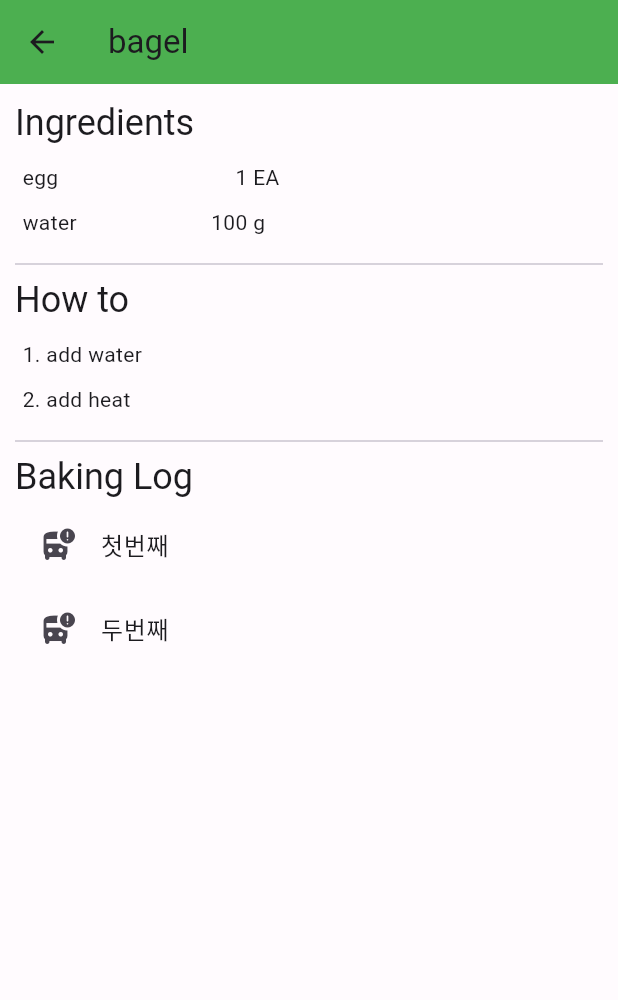
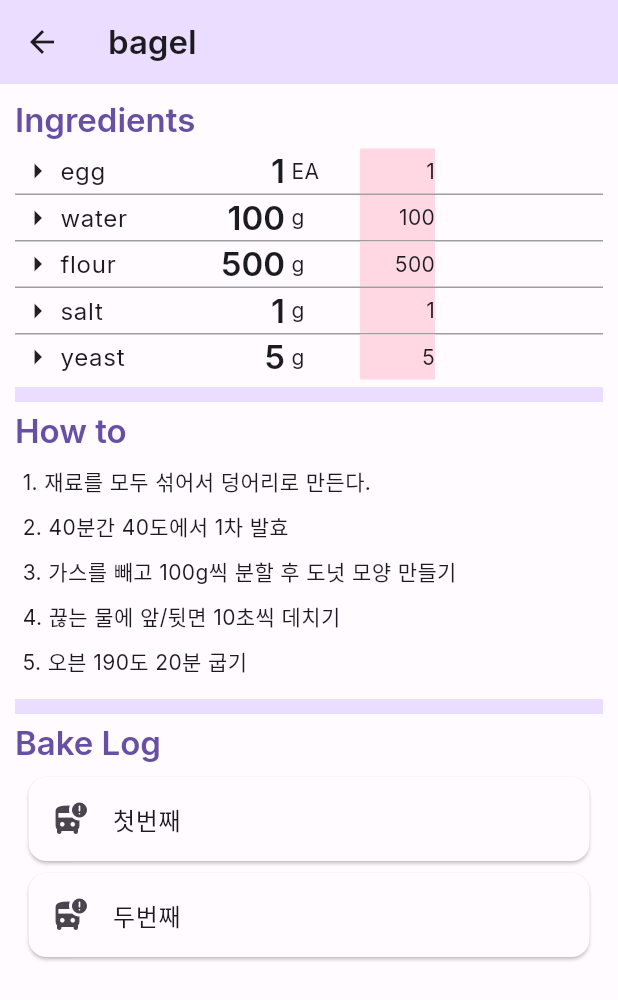
Before and after one commit to LunaSong2/BakeLog, a Flutter app: the screen it shows after launch, after a tap on "bagel", on a phone screen of 412 x 824 dp. Shown: the top 1000 px of the screen. Run offline on Flutter 3.47's test engine with Material 2 defaults, Android fonts, the phone set to English and light mode, and no system bars; our stand-ins replace google_fonts; accounts and stored records are empty.

Commit message:
modify layout of page_recipe

```diff
--- a/assets/data.json
+++ b/assets/data.json
@@ -15,11 +15,29 @@
           "name": "water",
           "unit": "g",
           "amount": "100"
+        },
+        {
+          "name": "flour",
+          "unit": "g",
+          "amount": "500"
+        },
+        {
+          "name": "salt",
+          "unit": "g",
+          "amount": "1"
+        },
+        {
+          "name": "yeast",
+          "unit": "g",
+          "amount": "5"
         }
       ],
       "how_to": [
-        "add water",
-        "add heat"
+        "재료를 모두 섞어서 덩어리로 만든다.",
+        "40분간 40도에서 1차 발효",
+        "가스를 빼고 100g씩 분할 후 도넛 모양 만들기",
+        "끊는 물에 앞/뒷면 10초씩 데치기",
+        "오븐 190도 20분 굽기"
       ],
       "bake_log": [
         {
--- a/lib/ingredient.dart
+++ b/lib/ingredient.dart
@@ -2,8 +2,8 @@ import 'package:flutter/material.dart';
 import 'package:bakinglog/page_log.dart';
 import 'package:bakinglog/data.dart';
 
-class IngredientWidget extends StatelessWidget {
-  IngredientWidget({required this.ingredient}) : super(key: ObjectKey(ingredient));
+class IngredientView extends StatelessWidget {
+  IngredientView({required this.ingredient}) : super(key: ObjectKey(ingredient));
 
   final Ingredient ingredient;
 
@@ -11,18 +11,27 @@ class IngredientWidget extends StatelessWidget {
   Widget build(BuildContext context) {
     return Row(
       children: [
+        Container(alignment: Alignment.center,
+          width: 30, height: 30,
+          child: const Icon(Icons.arrow_right),
+        ),
         Container(alignment: Alignment.centerLeft,
           width: 100, height: 30,
-          child: Text(ingredient.name),
+          child: Text(ingredient.name, style: Theme.of(context).textTheme.bodyLarge),
         ),
         Container(alignment: Alignment.centerRight,
           width: 50, height: 30,
-          child: Text(ingredient.amount),
+          child: Text(ingredient.amount, style: Theme.of(context).textTheme.titleLarge),
         ),
         Container(alignment: Alignment.centerLeft,
           width: 50, height: 30,
           child: Text(' ' + ingredient.unit),
-        )
+        ),
+        Container(alignment: Alignment.centerRight,
+            width: 50, height: 30,
+            child: Text(ingredient.amount),
+            color: Theme.of(context).colorScheme.tertiaryContainer
+        ),
       ],
     );
   }
--- a/lib/main.dart
+++ b/lib/main.dart
@@ -7,6 +7,7 @@ import 'dart:io';
 import 'package:bakinglog/page_home.dart';
 import 'package:bakinglog/data.dart';
 import 'package:bakinglog/color_schemes.g.dart';
+import 'package:bakinglog/typography.dart';
 
 void main() {
   runApp(const MyApp());
@@ -18,8 +19,17 @@ class MyApp extends StatelessWidget {
   @override
   Widget build(BuildContext context) {
     return MaterialApp(
-      theme: ThemeData(useMaterial3: true, colorScheme: lightColorScheme),
-      //darkTheme: ThemeData(useMaterial3: true, colorScheme: darkColorScheme),
+      theme: ThemeData(
+          useMaterial3: true,
+          colorScheme: lightColorScheme,
+          textTheme: textTheme,
+      ),
+      darkTheme: ThemeData(
+          useMaterial3: true,
+          colorScheme: darkColorScheme,
+        textTheme: textTheme,
+      ),
+      themeMode: ThemeMode.light,
       home: RecipeBuilder(),
     );
   }
--- a/lib/page_home.dart
+++ b/lib/page_home.dart
@@ -42,7 +42,7 @@ class _RecipeListState extends State<RecipeList> {
       appBar: AppBar(
         title: Text('Baking Log',
           style: Theme.of(context).textTheme.headlineSmall?.copyWith(color: Colors.white),),
-        backgroundColor: Theme.of(context).primaryColor,
+        backgroundColor: Theme.of(context).colorScheme.primary,
         actions: [
           IconButton(
             icon: const Icon(Icons.add, color: Colors.white),
--- a/lib/page_recipe.dart
+++ b/lib/page_recipe.dart
@@ -10,12 +10,14 @@ class IngredientList extends StatelessWidget {
 
   @override
   Widget build(BuildContext context) {
-    return ListView.builder(
+    return ListView.separated(
       shrinkWrap: true,
-      padding: const EdgeInsets.all(5),
+      padding: const EdgeInsets.only(top:5.0),
       itemCount: recipe.ingredients.length,
-      itemBuilder: (BuildContext context, int index) {
-        return IngredientWidget(ingredient: recipe.ingredients[index]);
+      separatorBuilder: (context, index) => const Divider(
+        color: Colors.grey, height: 1.0),
+      itemBuilder: (context, index) {
+        return IngredientView(ingredient: recipe.ingredients[index]);
       },
     );
   }
@@ -50,17 +52,18 @@ class LogList extends StatelessWidget {
   Widget build(BuildContext context) {
     return ListView.builder(
         shrinkWrap: true,
-        padding: const EdgeInsets.all(1.0),
+        padding: const EdgeInsets.all(5.0),
         itemCount: recipe.bakeLog.length,
         itemBuilder: (BuildContext context, int index) {
-          return ListTile(
+          return Card(
+            child: ListTile(
               leading: Icon(Icons.bus_alert_rounded),
               title: Text('${recipe.bakeLog[index].name}'),
               onTap: () {
                 Navigator.push(context, MaterialPageRoute(
                     builder: (context) => LogPage(bakelog: recipe.bakeLog[index])));
               },
-          );
+            ));
         });
   }
 }
@@ -86,19 +89,19 @@ class _RecipePageState extends State<RecipePage> {
     return Scaffold(
       appBar: AppBar(
           title: Text(widget.recipe.recipeName),
-          backgroundColor: Colors.green),
+          backgroundColor: Theme.of(context).colorScheme.primaryContainer),
       body: Padding(
         padding: EdgeInsets.all(10.0),
         child: Column(
           crossAxisAlignment: CrossAxisAlignment.start,
           children: <Widget>[
-            Text('Ingredients', style: Theme.of(context).textTheme.headlineSmall),
+            Text('Ingredients', style: Theme.of(context).textTheme.titleLarge?.copyWith(color: Theme.of(context).colorScheme.primary)),
             Flexible(child: IngredientList(recipe: widget.recipe)),
-            Divider(),
-            Text('How to', style: Theme.of(context).textTheme.headlineSmall),
+            Divider(height:20, thickness: 10, color: Theme.of(context).colorScheme.primaryContainer),
+            Text('How to', style: Theme.of(context).textTheme.titleLarge?.copyWith(color: Theme.of(context).colorScheme.primary)),
             Flexible(child: HowToList(recipe: widget.recipe)),
-            Divider(),
-            Text('Baking Log', style: Theme.of(context).textTheme.headlineSmall),
+            Divider(height:20, thickness: 10, color: Theme.of(context).colorScheme.primaryContainer),
+            Text('Bake Log', style: Theme.of(context).textTheme.titleLarge?.copyWith(color: Theme.of(context).colorScheme.primary)),
             Flexible(child: LogList(recipe: widget.recipe)),
           ],
         )
--- /dev/null
+++ b/lib/typography.dart
@@ -0,0 +1,83 @@
+import 'package:flutter/material.dart';
+import 'package:google_fonts/google_fonts.dart';
+
+final textTheme = TextTheme(
+  displayLarge: GoogleFonts.inter(
+    fontWeight: FontWeight.w400,
+    fontSize: 57,
+    height: 64 / 57,
+    letterSpacing: -0.25,
+  ),
+  displayMedium: GoogleFonts.inter(
+    fontWeight: FontWeight.w400,
+    fontSize: 45,
+    height: 52 / 45,
+  ),
+  displaySmall: GoogleFonts.inter(
+    fontWeight: FontWeight.w400,
+    fontSize: 36,
+    height: 44 / 36,
+  ),
+  headlineLarge: GoogleFonts.inter(
+    fontWeight: FontWeight.w400,
+    fontSize: 32,
+    height: 40 / 32,
+  ),
+  headlineMedium: GoogleFonts.inter(
+    fontWeight: FontWeight.w400,
+    fontSize: 28,
+    height: 36 / 28,
+  ),
+  headlineSmall: GoogleFonts.inter(
+    fontWeight: FontWeight.w400,
+    fontSize: 24,
+    height: 32 / 24,
+  ),
+  titleLarge: GoogleFonts.inter(
+    fontWeight: FontWeight.w600,
+    fontSize: 22,
+    height: 28 / 22,
+  ),
+  titleMedium: GoogleFonts.inter(
+    fontWeight: FontWeight.w600,
+    fontSize: 16,
+    height: 24 / 16,
+    letterSpacing: 0.1,
+  ),
+  titleSmall: GoogleFonts.inter(
+    fontWeight: FontWeight.w600,
+    fontSize: 14,
+    height: 20 / 14,
+    letterSpacing: 0.1,
+  ),
+  labelLarge: GoogleFonts.inter(
+    fontWeight: FontWeight.w700,
+    fontSize: 14,
+    height: 20 / 14,
+  ),
+  labelMedium: GoogleFonts.inter(
+    fontWeight: FontWeight.w700,
+    fontSize: 12,
+    height: 16 / 12,
+  ),
+  labelSmall: GoogleFonts.inter(
+    fontWeight: FontWeight.w700,
+    fontSize: 11,
+    height: 16 / 11,
+  ),
+  bodyLarge: GoogleFonts.inter(
+    fontWeight: FontWeight.w400,
+    fontSize: 16,
+    height: 24 / 16,
+  ),
+  bodyMedium: GoogleFonts.inter(
+    fontWeight: FontWeight.w400,
+    fontSize: 14,
+    height: 20 / 14,
+  ),
+  bodySmall: GoogleFonts.inter(
+    fontWeight: FontWeight.w400,
+    fontSize: 12,
+    height: 16 / 12,
+  ),
+);
--- a/pubspec.yaml
+++ b/pubspec.yaml
@@ -34,6 +34,7 @@ dependencies:
   # The following adds the Cupertino Icons font to your application.
   # Use with the CupertinoIcons class for iOS style icons.
   cupertino_icons: ^1.0.2
+  google_fonts: ^5.1.0
 
 dev_dependencies:
   flutter_test:
```
Also changed, not shown: pubspec.lock. Lines whose indentation alone changed are shown as unchanged.
